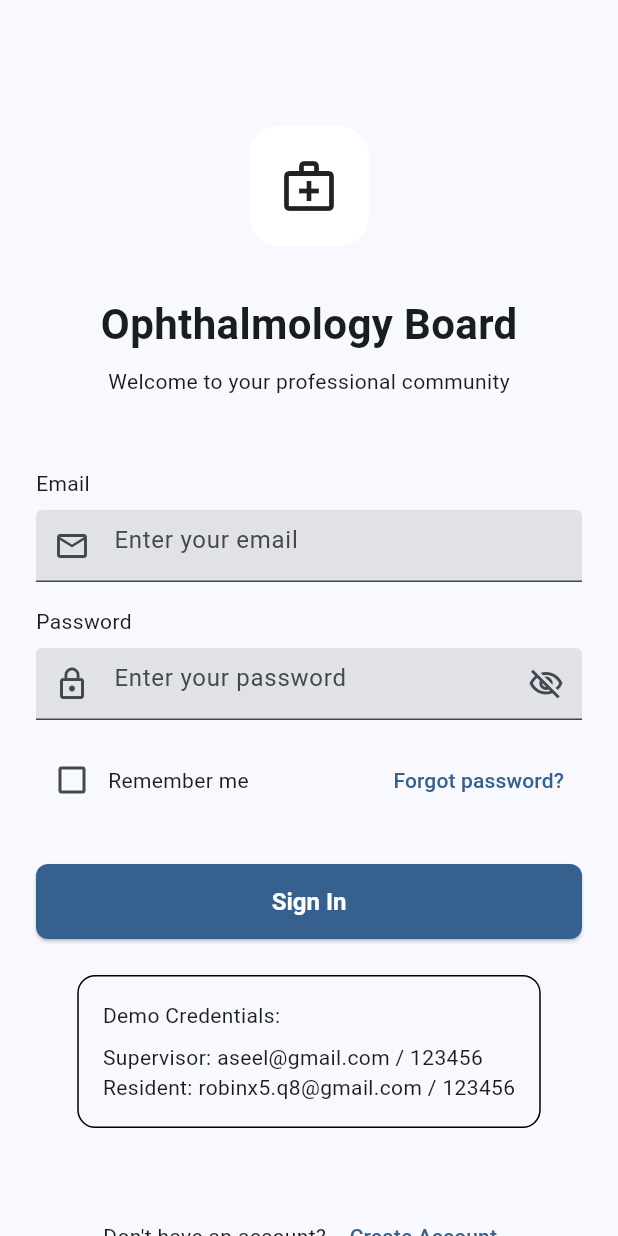
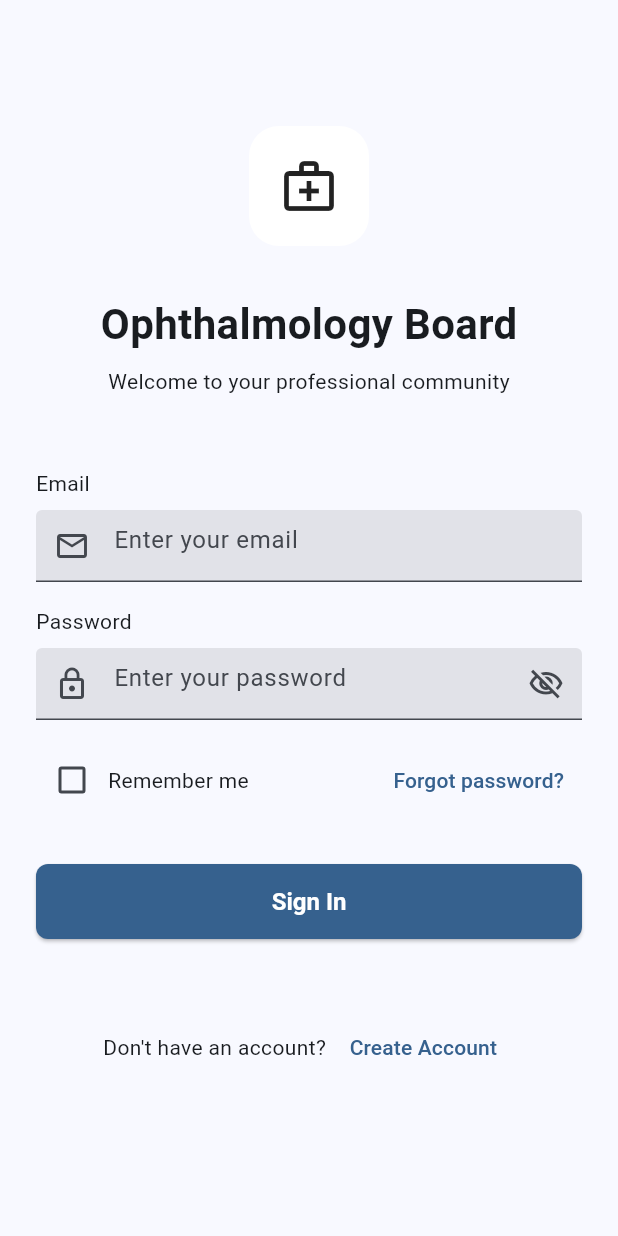
Before and after one commit to hussainxgit/ophth_board, a Flutter app: the screen it shows after launch, on a phone screen of 412 x 824 dp. Run offline on Flutter 3.47's test engine with Material 3 defaults, Android fonts, the phone set to English and light mode, and no system bars; our stand-ins replace cloud_firestore, device_info_plus, firebase_auth, firebase_core, flutter_riverpod, permission_handler and 2 more; missing offline and left inert: syncfusion_flutter_pdf, syncfusion_flutter_pdfviewer; accounts and stored records are empty.

Commit message:
refactor: Remove demo credentials section from AuthScreen

```diff
--- a/lib/core/views/auth/auth_screen.dart
+++ b/lib/core/views/auth/auth_screen.dart
@@ -215,26 +215,6 @@ class _AuthScreenState extends ConsumerState<AuthScreen> {
                     ),
                   ),
 
-                  const SizedBox(height: 24),
-
-                  // Demo credentials info
-                  Container(
-                    padding: const EdgeInsets.all(16),
-                    decoration: BoxDecoration(
-                      borderRadius: BorderRadius.circular(12),
-                      border: Border.all(),
-                    ),
-                    child: Column(
-                      crossAxisAlignment: CrossAxisAlignment.start,
-                      children: [
-                        Text('Demo Credentials:'),
-                        const SizedBox(height: 8),
-                        Text('Supervisor: aseel@gmail.com / 123456'),
-                        Text('Resident: robinx5.q8@gmail.com / 123456'),
-                      ],
-                    ),
-                  ),
-
                   const SizedBox(height: 48),
 
                   // Create Account
```
